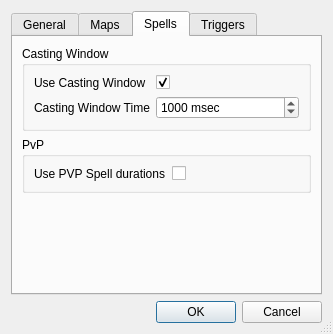
Before: the Qt Designer form data/ui/settings.ui in nomns/nparse, drawn with Qt 5.
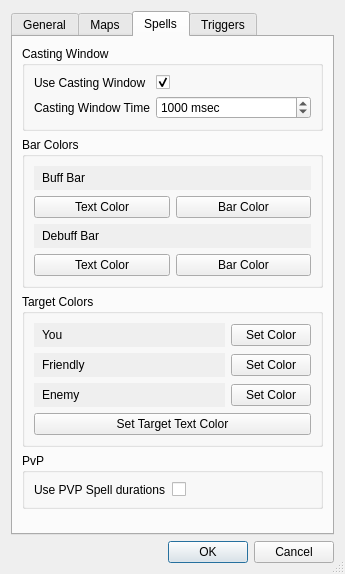
After: the same form once the commit is applied. The open tabs and pages were chosen to show the change.

Commit message: Spell bar and text settings.

```diff
--- a/data/ui/settings.ui
+++ b/data/ui/settings.ui
@@ -9,8 +9,8 @@
    <rect>
     <x>0</x>
     <y>0</y>
-    <width>333</width>
-    <height>334</height>
+    <width>345</width>
+    <height>574</height>
    </rect>
   </property>
   <property name="sizePolicy">
@@ -350,6 +350,165 @@
          </layout>
         </widget>
        </item>
+       <item>
+        <widget class="QGroupBox" name="groupBox_7">
+         <property name="title">
+          <string>Bar Colors</string>
+         </property>
+         <layout class="QVBoxLayout" name="verticalLayout_13">
+          <item>
+           <widget class="QLabel" name="buffBarLabel">
+            <property name="autoFillBackground">
+             <bool>true</bool>
+            </property>
+            <property name="styleSheet">
+             <string notr="true">padding: 5px</string>
+            </property>
+            <property name="text">
+             <string>Buff Bar</string>
+            </property>
+           </widget>
+          </item>
+          <item>
+           <layout class="QHBoxLayout" name="horizontalLayout_6">
+            <item>
+             <widget class="QPushButton" name="buffTextColorButton">
+              <property name="text">
+               <string>Text Color</string>
+              </property>
+             </widget>
+            </item>
+            <item>
+             <widget class="QPushButton" name="buffBarColorButton">
+              <property name="text">
+               <string>Bar Color</string>
+              </property>
+             </widget>
+            </item>
+           </layout>
+          </item>
+          <item>
+           <widget class="QLabel" name="debuffBarLabel">
+            <property name="autoFillBackground">
+             <bool>true</bool>
+            </property>
+            <property name="styleSheet">
+             <string notr="true">padding: 5px</string>
+            </property>
+            <property name="text">
+             <string>Debuff Bar</string>
+            </property>
+           </widget>
+          </item>
+          <item>
+           <layout class="QHBoxLayout" name="horizontalLayout_7">
+            <item>
+             <widget class="QPushButton" name="debuffTextColorButton">
+              <property name="text">
+               <string>Text Color</string>
+              </property>
+             </widget>
+            </item>
+            <item>
+             <widget class="QPushButton" name="debuffBarColorButton">
+              <property name="text">
+               <string>Bar Color</string>
+              </property>
+             </widget>
+            </item>
+           </layout>
+          </item>
+         </layout>
+        </widget>
+       </item>
+       <item>
+        <widget class="QGroupBox" name="groupBox_8">
+         <property name="title">
+          <string>Target Colors</string>
+         </property>
+         <layout class="QVBoxLayout" name="verticalLayout_14">
+          <item>
+           <layout class="QHBoxLayout" name="horizontalLayout_4" stretch="1,0">
+            <item>
+             <widget class="QLabel" name="youTargetLabel">
+              <property name="autoFillBackground">
+               <bool>true</bool>
+              </property>
+              <property name="styleSheet">
+               <string notr="true">padding: 5px</string>
+              </property>
+              <property name="text">
+               <string>You</string>
+              </property>
+             </widget>
+            </item>
+            <item alignment="Qt::AlignRight">
+             <widget class="QPushButton" name="youColorButton">
+              <property name="text">
+               <string>Set Color</string>
+              </property>
+             </widget>
+            </item>
+           </layout>
+          </item>
+          <item>
+           <layout class="QHBoxLayout" name="horizontalLayout_5" stretch="1,0">
+            <item>
+             <widget class="QLabel" name="friendlyTargetLabel">
+              <property name="autoFillBackground">
+               <bool>true</bool>
+              </property>
+              <property name="styleSheet">
+               <string notr="true">padding: 5px</string>
+              </property>
+              <property name="text">
+               <string>Friendly</string>
+              </property>
+             </widget>
+            </item>
+            <item alignment="Qt::AlignRight">
+             <widget class="QPushButton" name="friendlyColorButton">
+              <property name="text">
+               <string>Set Color</string>
+              </property>
+             </widget>
+            </item>
+           </layout>
+          </item>
+          <item>
+           <layout class="QHBoxLayout" name="horizontalLayout_8" stretch="1,0">
+            <item>
+             <widget class="QLabel" name="enemyTargetLabel">
+              <property name="autoFillBackground">
+               <bool>true</bool>
+              </property>
+              <property name="styleSheet">
+               <string notr="true">padding: 5px</string>
+              </property>
+              <property name="text">
+               <string>Enemy</string>
+              </property>
+             </widget>
+            </item>
+            <item alignment="Qt::AlignRight">
+             <widget class="QPushButton" name="enemyColorButton">
+              <property name="text">
+               <string>Set Color</string>
+              </property>
+             </widget>
+            </item>
+           </layout>
+          </item>
+          <item>
+           <widget class="QPushButton" name="targetTextColorButton">
+            <property name="text">
+             <string>Set Target Text Color</string>
+            </property>
+           </widget>
+          </item>
+         </layout>
+        </widget>
+       </item>
        <item>
         <widget class="QGroupBox" name="groupBox_6">
          <property name="title">
```
Left out of the diff: 2 changed lines with no effect on the pictures. The commit also changes 8 other files.
